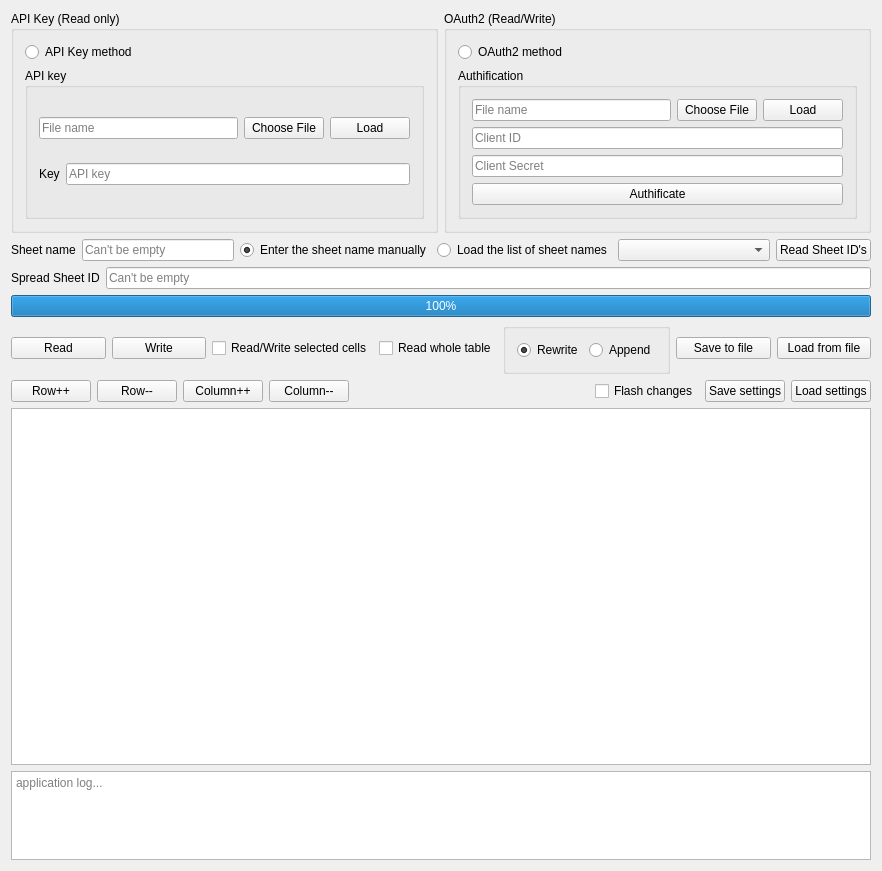
Old version of the form googlesheetsmodifier.ui in the repository 0mniCrow/GoogleSheetWriter.
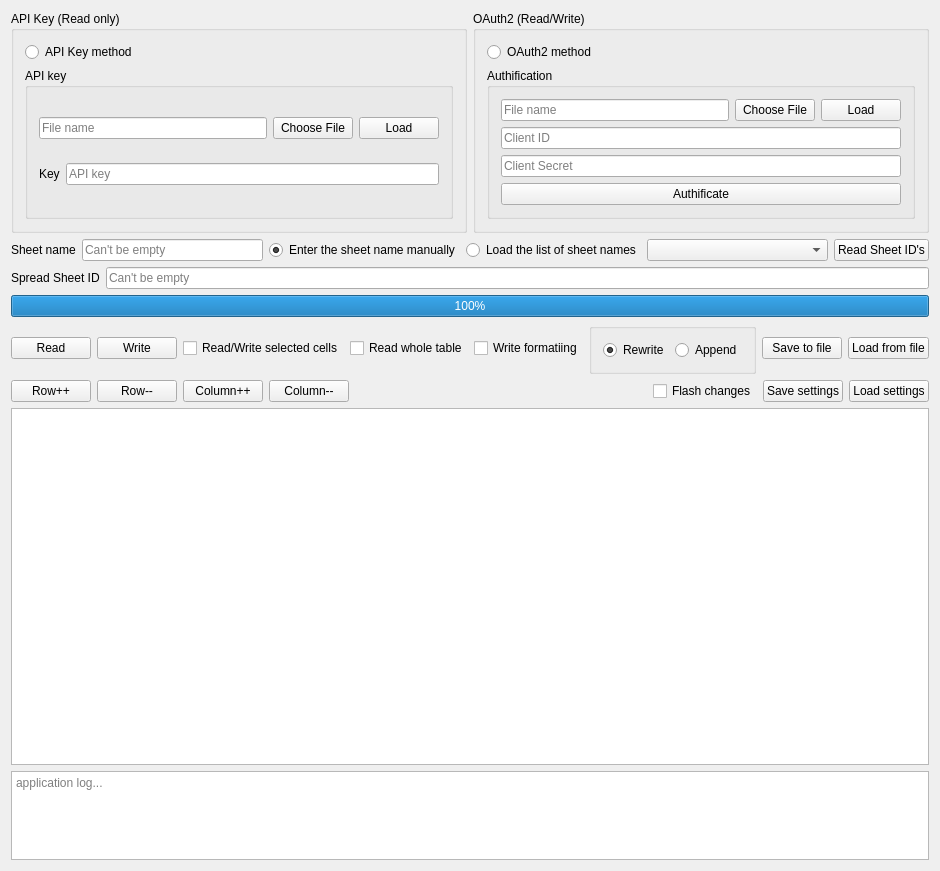
New version of the form.

The edit to the form file:
```diff
--- a/googlesheetsmodifier.ui
+++ b/googlesheetsmodifier.ui
@@ -300,6 +300,13 @@
        </property>
       </widget>
      </item>
+     <item>
+      <widget class="QCheckBox" name="checkBox_writeFormating">
+       <property name="text">
+        <string>Write formatiing</string>
+       </property>
+      </widget>
+     </item>
      <item>
       <widget class="QGroupBox" name="groupBox_write_option">
        <property name="title">
```
